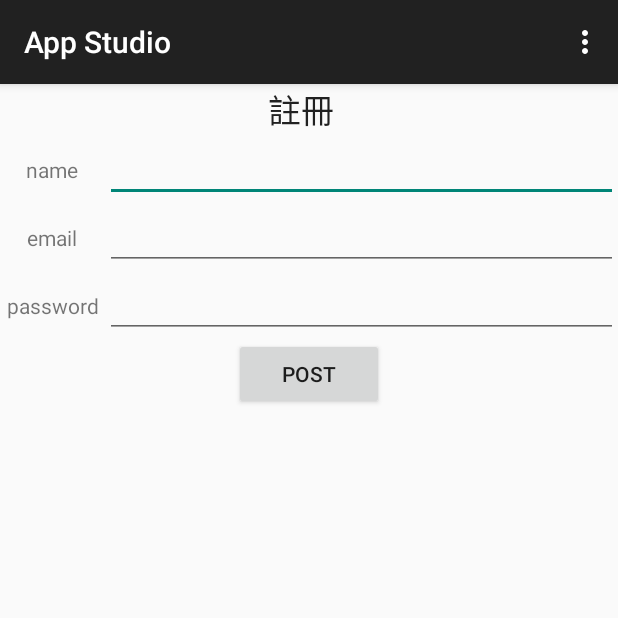
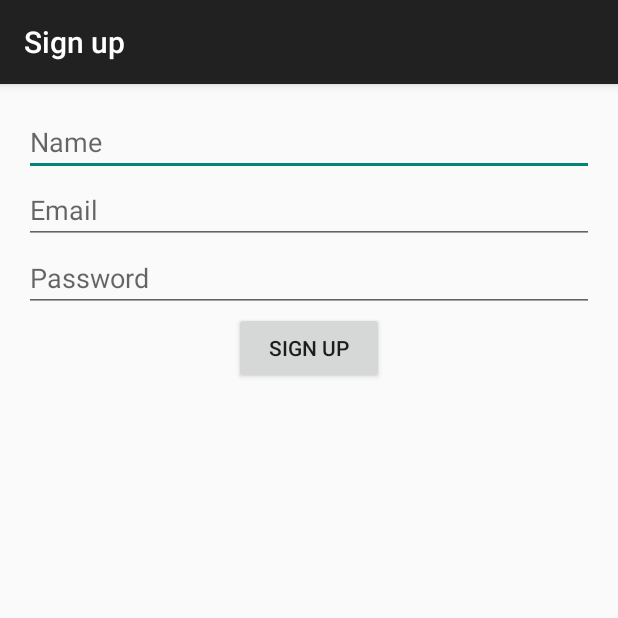
Before and after one commit to tkusd/android, an Android app: the screen it shows after launch (MainActivity), on a phone screen of 412 x 824 dp, the top half of it. Run offline under Robolectric (Android 15) with nearby library versions, the phone set to English and light mode, and no system bars; our stand-ins replace Volley.

Commit message:
Modify layout and indentations

```diff
--- a/app/build.gradle
+++ b/app/build.gradle
@@ -11,6 +11,7 @@ android {
         versionCode 1
         versionName "0.0.1"
     }
+
     buildTypes {
         release {
             minifyEnabled false
--- a/app/src/main/java/tw/tkusd/appstudio/app/MainActivity.java
+++ b/app/src/main/java/tw/tkusd/appstudio/app/MainActivity.java
@@ -37,6 +37,8 @@ public class MainActivity extends AppCompatActivity {
         super.onCreate(savedInstanceState);
         setContentView(R.layout.activity_main);
 
+        getSupportActionBar().setTitle(getString(R.string.signup));
+
         mRequestHelper = RequestHelper.getInstance(this);
 
         btnSendRequest = (Button) findViewById(R.id.btn_send_request);
@@ -70,25 +72,10 @@ public class MainActivity extends AppCompatActivity {
         super.onDestroy();
     }
 
-    @Override
-    public boolean onCreateOptionsMenu(Menu menu) {
-        getMenuInflater().inflate(R.menu.menu_main, menu);
-        return true;
-    }
-
-    @Override
-    public boolean onOptionsItemSelected(MenuItem item) {
-        int id = item.getItemId();
-
-        if (id == R.id.action_settings) {
-            return true;
-        }
-
-        return super.onOptionsItemSelected(item);
-    }
     public void post(){
         showpDialog();
         JSONObject obj = new JSONObject();
+
         try {
             obj.put("name", username);
             obj.put("email", useremail);
@@ -100,7 +87,6 @@ public class MainActivity extends AppCompatActivity {
                     //mText.setText(response.toString());// 回傳值
                     hidepDialog();
                     mText.setText("註冊成功");
-
                 }
             }, new Response.ErrorListener() {
                 @Override
@@ -119,16 +105,12 @@ public class MainActivity extends AppCompatActivity {
                     hidepDialog();
                 }
             });
-
-           mRequestHelper.addToRequestQueue(req, TAG);
-       } catch (JSONException e) {
+        } catch (JSONException e){
             e.printStackTrace();
+        }
 
    }
 
-
-   }
-    //method
     private void showpDialog() {
         if (!pDialog.isShowing())
             pDialog.show();
--- a/app/src/main/res/layout/activity_main.xml
+++ b/app/src/main/res/layout/activity_main.xml
@@ -1,87 +1,34 @@
 <LinearLayout xmlns:android="http://schemas.android.com/apk/res/android"
     android:orientation="vertical"
     android:layout_width="match_parent"
-    android:layout_height="wrap_content" >
-
-    <TextView
-        android:id="@+id/tie"
-        android:text="註冊"
-        android:layout_width="54dp"
-        android:layout_height="wrap_content"
-        android:layout_centerHorizontal="true"
-        style="@style/Base.TextAppearance.AppCompat.Large"
-        android:layout_gravity="center_horizontal" />
-
-      <LinearLayout
-        android:layout_width="match_parent"
-        android:layout_height="wrap_content"
-        android:orientation="horizontal">
-
-        <TextView
-            android:layout_width="70sp"
-            android:layout_height="wrap_content"
-            android:text="name"
-            android:id="@+id/textView"
-            android:gravity="center_horizontal" />
+    android:layout_height="match_parent"
+    android:padding="@dimen/margin_medium">
     <EditText
         android:id="@+id/name"
         android:layout_width="match_parent"
         android:layout_height="wrap_content"
-             android:gravity="center_vertical" />
-
-      </LinearLayout>
-
-       <LinearLayout
-          android:orientation="horizontal"
-          android:layout_width="match_parent"
-          android:layout_height="wrap_content">
-          <TextView
-             android:layout_width="70sp"
-             android:layout_height="wrap_content"
-             android:text="email"
-             android:id="@+id/textView2"
-              android:gravity="center_horizontal" />
-
+        android:hint="@string/label_name"/>
     <EditText
         android:id="@+id/email"
         android:layout_width="match_parent"
         android:layout_height="wrap_content"
-               android:gravity="center_vertical" />
-        </LinearLayout>
-
-       <LinearLayout
-           android:orientation="horizontal"
-           android:layout_width="match_parent"
-           android:layout_height="wrap_content">
-
-           <TextView
-               android:layout_width="70sp"
-               android:layout_height="wrap_content"
-               android:text="password"
-               android:id="@+id/txtp"
-               android:gravity="center_horizontal" />
-
+        android:hint="@string/label_email"
+        android:inputType="textEmailAddress"/>
     <EditText
         android:id="@+id/password"
+        android:layout_width="match_parent"
         android:layout_height="wrap_content"
-              android:layout_width="match_parent" />
-        </LinearLayout>
+        android:hint="@string/label_password"
+        android:inputType="textPassword"/>
     <Button
         android:id="@+id/btn_send_request"
         android:layout_width="100sp"
         android:layout_height="wrap_content"
         android:layout_gravity="center"
-        android:text="post" />
-
+        android:text="@string/signup"/>
     <TextView
         android:id="@+id/Text"
-        android:layout_width="300sp"
+        android:layout_width="wrap_content"
         android:layout_height="wrap_content"
-        android:layout_below="@+id/btn_send_request"
-        android:layout_centerHorizontal="true"
-        android:gravity="center_horizontal"
-        android:layout_gravity="center_horizontal" />
-
-
-
+        android:layout_gravity="center_horizontal"/>
 </LinearLayout>
--- a/app/src/main/res/menu/menu_main.xml
+++ /dev/null
@@ -1,6 +0,0 @@
-<menu xmlns:android="http://schemas.android.com/apk/res/android"
-    xmlns:app="http://schemas.android.com/apk/res-auto"
-    xmlns:tools="http://schemas.android.com/tools" tools:context=".MainActivity">
-    <item android:id="@+id/action_settings" android:title="@string/action_settings"
-        android:orderInCategory="100" app:showAsAction="never" />
-</menu>
--- a/app/src/main/res/values-w820dp/dimens.xml
+++ /dev/null
@@ -1,6 +0,0 @@
-<resources>
-    <!-- Example customization of dimensions originally defined in res/values/dimens.xml
-         (such as screen margins) for screens with more than 820dp of available width. This
-         would include 7" and 10" devices in landscape (~960dp and ~1280dp respectively). -->
-    <dimen name="activity_horizontal_margin">64dp</dimen>
-</resources>
--- a/app/src/main/res/values/dimens.xml
+++ b/app/src/main/res/values/dimens.xml
@@ -1,5 +1,17 @@
 <resources>
-    <!-- Default screen margins, per the Android Design guidelines. -->
-    <dimen name="activity_horizontal_margin">16dp</dimen>
-    <dimen name="activity_vertical_margin">16dp</dimen>
+    <dimen name="margin_tiny">4dp</dimen>
+    <dimen name="margin_small">8dp</dimen>
+    <dimen name="margin_medium">16dp</dimen>
+    <dimen name="margin_large">32dp</dimen>
+    <dimen name="margin_huge">64dp</dimen>
+
+    <dimen name="text_size_display4">112sp</dimen>
+    <dimen name="text_size_display3">56sp</dimen>
+    <dimen name="text_size_display2">45sp</dimen>
+    <dimen name="text_size_display1">34sp</dimen>
+    <dimen name="text_size_headline">24sp</dimen>
+    <dimen name="text_size_title">20sp</dimen>
+    <dimen name="text_size_subhead">16sp</dimen>
+    <dimen name="text_size_body">14sp</dimen>
+    <dimen name="text_size_caption">12sp</dimen>
 </resources>
--- a/app/src/main/res/values/strings.xml
+++ b/app/src/main/res/values/strings.xml
@@ -1,6 +1,9 @@
 <resources>
     <string name="app_name">App Studio</string>
 
-    <string name="hello_world">Hello world!</string>
-    <string name="action_settings">Settings</string>
+    <string name="signup">Sign up</string>
+
+    <string name="label_name">Name</string>
+    <string name="label_email">Email</string>
+    <string name="label_password">Password</string>
 </resources>
```
Lines whose indentation alone changed are shown as unchanged.
